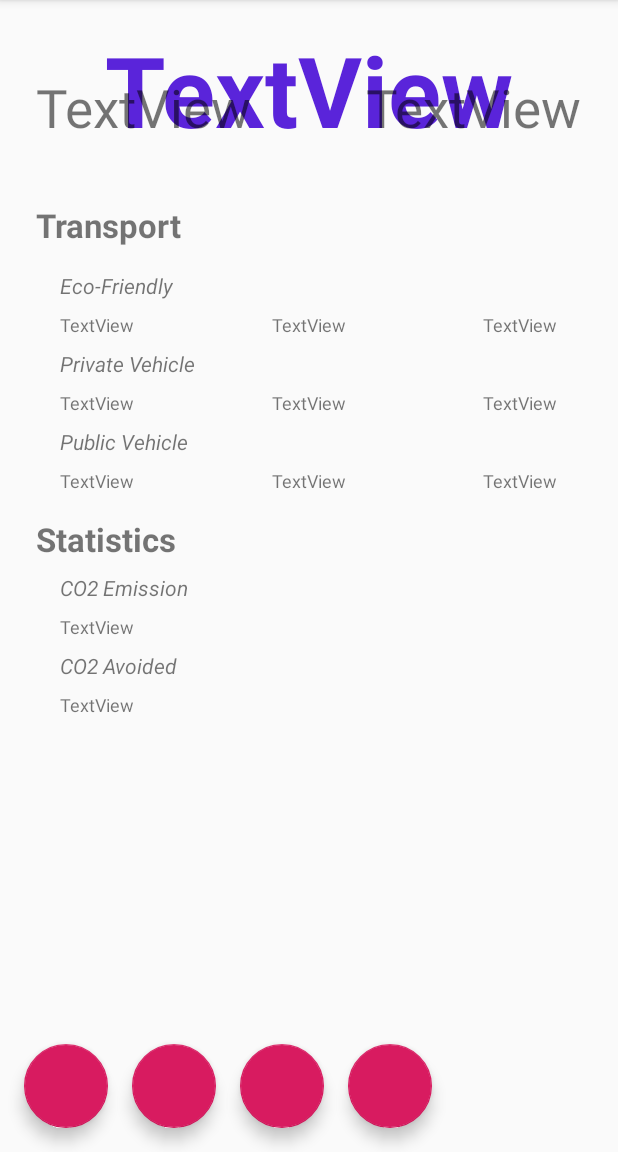
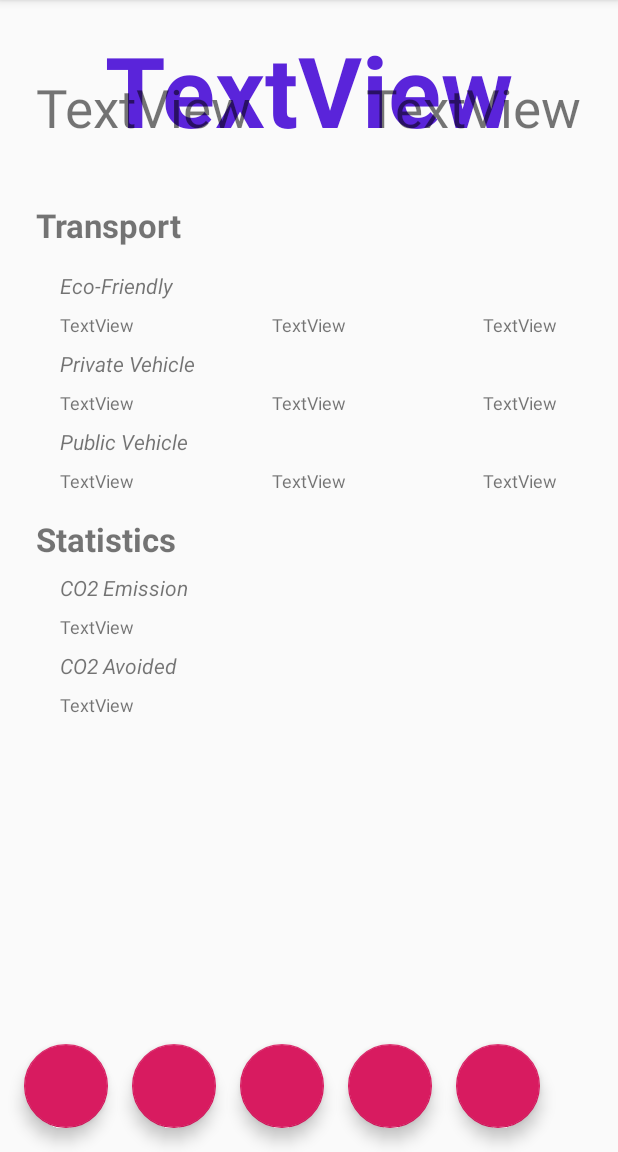
Before and after one commit to MiguelSanchezP/HackUPC2019, an Android app: the screen it shows after launch (MainActivity), on a phone screen of 412 x 824 dp, the part 84-1236 px from its top. Run offline under Robolectric (Android 15) with nearby library versions, the phone set to English and light mode, and no system bars.

Commit message:
added a floating button

```diff
--- a/app/src/main/res/layout/content_main.xml
+++ b/app/src/main/res/layout/content_main.xml
@@ -318,4 +318,14 @@
         app:layout_constraintBottom_toBottomOf="parent"
         app:layout_constraintStart_toEndOf="@+id/SavingButton"
         app:srcCompat="?attr/colorAccent" />
+
+    <com.google.android.material.floatingactionbutton.FloatingActionButton
+        android:id="@+id/ButtonStartend"
+        android:layout_width="wrap_content"
+        android:layout_height="wrap_content"
+        android:layout_marginStart="16dp"
+        android:clickable="true"
+        app:layout_constraintBottom_toBottomOf="@+id/LoadingButton"
+        app:layout_constraintStart_toEndOf="@+id/LoadingButton"
+        app:srcCompat="?attr/colorAccent" />
 </androidx.constraintlayout.widget.ConstraintLayout>
```
